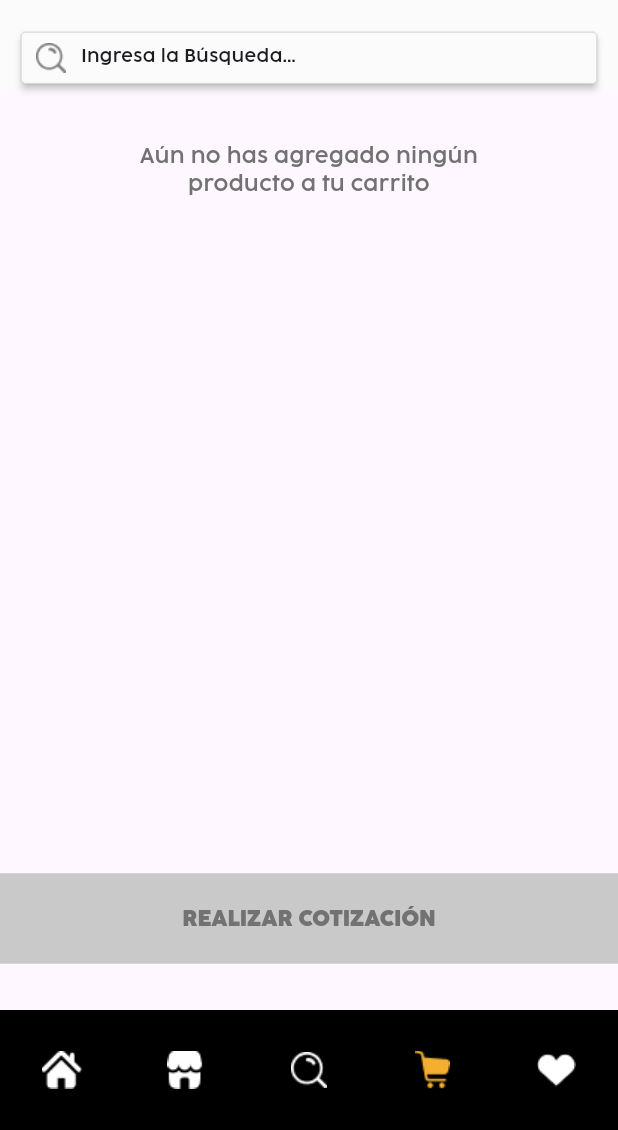
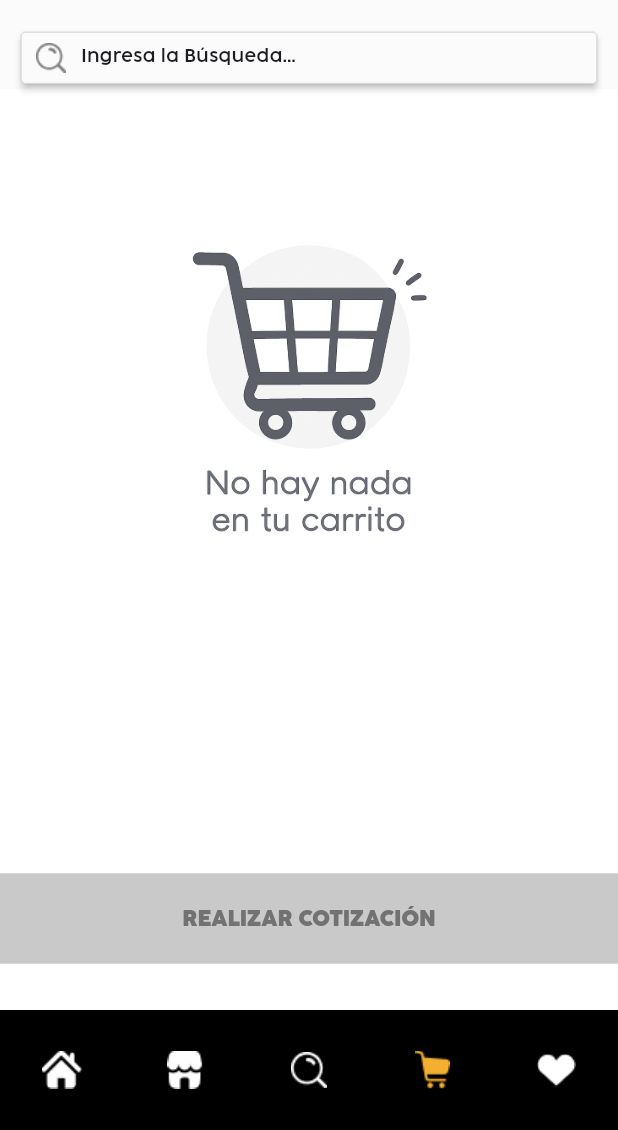
Before and after one commit to DalexisValencia/app-shar, a Flutter app: the screen it shows after launch, item 4 of the bottom bar chosen, on a phone screen of 412 x 824 dp, the part 106-1236 px from its top. Run offline on Flutter 3.47's test engine with Material 3 defaults, Android fonts, the phone set to English and light mode, and no system bars; our stand-ins replace carousel_slider, flutter_bloc, sqflite; missing offline and left inert: mailer; accounts and stored records are empty; network calls fail.

Commit message:
add icons to empty states on cart

```diff
--- a/lib/main.dart
+++ b/lib/main.dart
@@ -64,6 +64,7 @@ class _MyAppState extends State<MyApp> {
         theme: ThemeData(
           fontFamily: "Cocogoose",
           useMaterial3: true,
+          scaffoldBackgroundColor: Colors.white, // Define the background color for the app
         ),
         home: splashScreen ? const Splash() : const Tabswrapper(),
       ),
--- a/lib/screen/Cart.dart
+++ b/lib/screen/Cart.dart
@@ -52,9 +52,15 @@ class _CartState extends State<Cart> {
                   List<ProductsInterface> carList =
                       state.props[0] as List<ProductsInterface>;
                   if (carList.isEmpty) {
-                    return const Fallbacks(
-                      description:
-                          "Aún no has agregado ningún producto a tu carrito",
+                    return Container(
+                      width: mediaQuery.size.width * 0.70,
+                      padding: const EdgeInsets.only(
+                        top: 40,
+                      ),
+                      child: const Image(
+                      image: AssetImage('images/screens/empty-cart.png'),
+                      fit: BoxFit.cover,
+                      ),
                     );
                   }
 
@@ -144,10 +150,8 @@ class _CartState extends State<Cart> {
                                     sendingPricing = false;
                                   });
                                   snackBarAddCart(context, "",
-                                    "Se ha enviado la cotización correctamente");
-                                    cartBlocIntance.add(
-                                      ClearCart()
-                                    );
+                                      "Se ha enviado la cotización correctamente");
+                                  cartBlocIntance.add(ClearCart());
                                 });
                                 // print('Message sent: $sendReport');
                               } catch (e) {
--- a/pubspec.yaml
+++ b/pubspec.yaml
@@ -103,6 +103,8 @@ flutter:
     - images/Categories/12-campanas-hidraulicas.png
     - images/Categories/13-Niples.png
     - images/Categories/14-Sensor.png
+    - images/screens/empty-cart.png
+    - images/screens/empty-favorites.png
 
 
   # An image asset can refer to one or more resolution-specific "variants", see
```
Also changed, not shown: lib/screen/Favorites.dart (+16 -3 lines), images/screens/empty-favorites.png (added).
